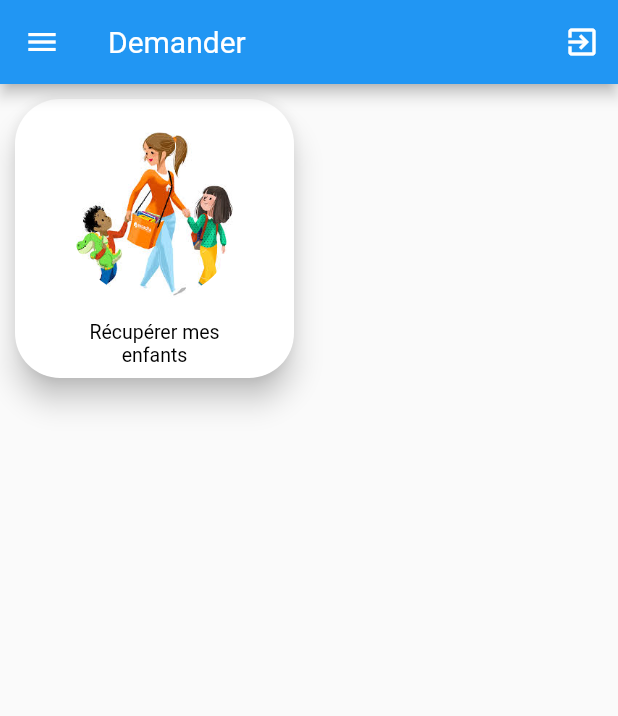
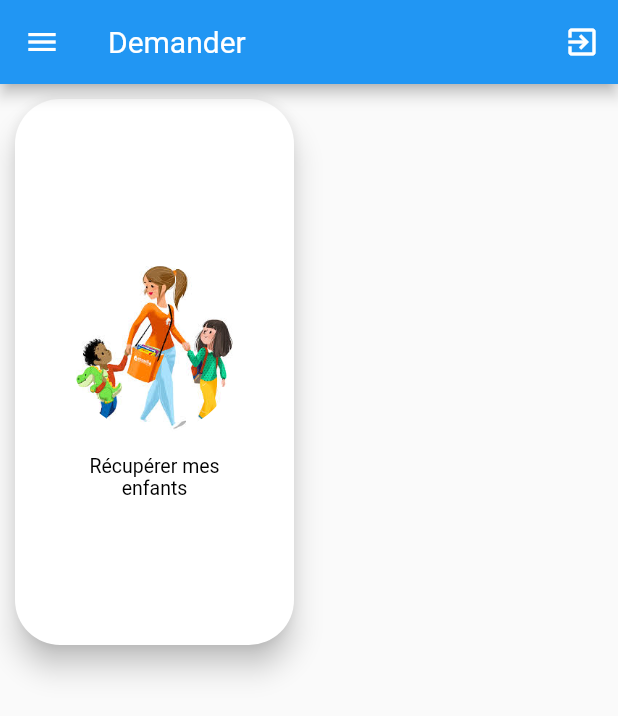
Before and after one commit to djoudjou/mobile_apps, a Flutter app: the AskPageTab screen opened directly with empty values, on a phone screen of 412 x 824 dp. Shown: the top 716 px of the screen. Run offline on Flutter 3.47's test engine with Material 2 defaults, Android fonts, the phone set to English and light mode, and no system bars; our stand-ins replace another_flushbar, auth_buttons, auto_route, badges, bloc, bloc_concurrency and 30 more; missing offline and left inert: curl_logger_dio_interceptor, enum_to_string, flutter_facebook_auth, google_geocoding, google_maps_place_picker_mb, phone_number; accounts and stored records are empty; generated files the repository leaves out were written again; Roboto replaces fonts that are missing (Hind); statements that could not run were skipped.

Commit message:
fix something

```diff
--- a/family_trusts/lib/src/infrastructure/http/join_proposal/base_rest_client_http.dart
+++ b/family_trusts/lib/src/infrastructure/http/join_proposal/base_rest_client_http.dart
@@ -19,6 +19,7 @@ abstract class BaseRestClient with LogMixin  {
   }
 
   Future<String> authHeader() async {
-    return "Bearer ${getToken()}";
+    var token = await getToken();
+    return "Bearer $token";
   }
 }
--- a/family_trusts/lib/src/presentation/ask/ask_page_tab.dart
+++ b/family_trusts/lib/src/presentation/ask/ask_page_tab.dart
@@ -24,16 +24,15 @@ class AskPageTab extends StatelessWidget {
         pageTitle: LocaleKeys.ask_title.tr(),
         context: context,
       ),
-      body: Container(
-        child: GridView.count(
-          crossAxisCount: 2,
-          children: <Widget>[
-            InkWell(
+      body: FractionallySizedBox(
+        alignment: Alignment.topCenter,
+        widthFactor: 0.5,
+        heightFactor: 0.5,
+        //color: Colors.red,
+        child: InkWell(
           onTap: () => gotoChildrenLookup(
             context,
           ),
-              child: Container(
-                //color: Colors.green,
           child: Card(
             margin: const EdgeInsets.all(10),
             //color: Colors.red,
@@ -61,9 +60,6 @@ class AskPageTab extends StatelessWidget {
           ),
         ),
       ),
-          ],
-        ),
-      ),
     );
   }
 
--- a/family_trusts/lib/src/presentation/core/my_button.dart
+++ b/family_trusts/lib/src/presentation/core/my_button.dart
@@ -36,7 +36,7 @@ class MyButton extends StatelessWidget {
         onPressed: _onPressed,
         child: MyText(
           _message,
-          color: textColor ?? themeData.colorScheme.secondary,
+          color: textColor ?? themeData.colorScheme.onPrimary,
           //color: textColor ?? themeData.accentTextTheme.bodyText1!.color,
         ),
       ),
--- a/family_trusts/lib/src/presentation/sign_in/widgets/create_account_button.dart
+++ b/family_trusts/lib/src/presentation/sign_in/widgets/create_account_button.dart
@@ -11,7 +11,7 @@ class CreateAccountButton extends StatelessWidget {
 
   @override
   Widget build(BuildContext context) {
-    return Row(
+    return Column(
       mainAxisAlignment: MainAxisAlignment.center,
       children: [
         MyText(LocaleKeys.login_register_msg.tr()),
--- a/family_trusts/lib/src/presentation/sign_in/widgets/sign_in_form.dart
+++ b/family_trusts/lib/src/presentation/sign_in/widgets/sign_in_form.dart
@@ -145,12 +145,12 @@ class SignInForm extends StatelessWidget with LogMixin {
                         SizedBox(
                           width: MediaQuery.of(context).size.width,
                           //color: Colors.blue,
-                          child: Row(
+                          child: Column(
                             mainAxisAlignment: MainAxisAlignment.spaceAround,
                             children: const [
                               GoogleLoginButton(),
                               //const MyHorizontalSeparator(),
-                              FacebookLoginButton(),
+                              //FacebookLoginButton(),
                             ],
                           ),
                         ),
--- a/family_trusts/pubspec.yaml
+++ b/family_trusts/pubspec.yaml
@@ -116,6 +116,8 @@ dependencies:
   phone_number: ^1.0.0
   connectivity_plus: ^3.0.2
 
+  flutter_staggered_grid_view: ^0.6.2
+
 dev_dependencies:
   # bloc_test: ^9.1.0
 
```
Also changed, not shown: family_trusts/lib/src/infrastructure/http/join_proposal/join_proposal_rest_client_http.dart (+11 -8 lines), family_trusts/pubspec.lock, 1 other file. Lines whose indentation alone changed are shown as unchanged.
